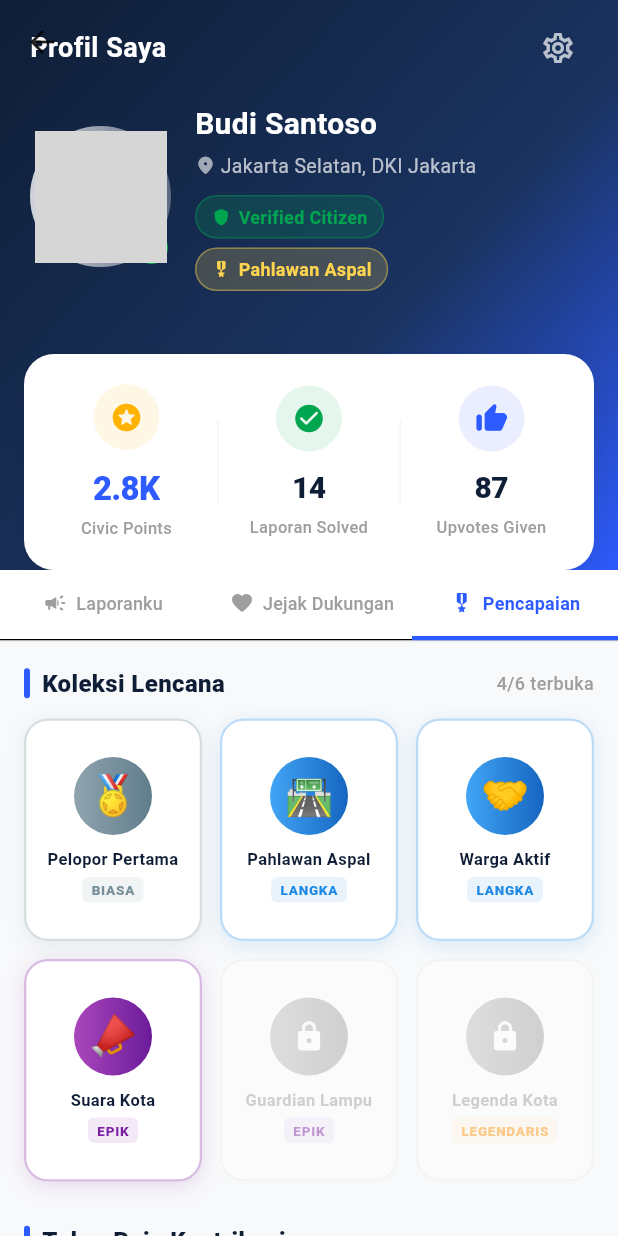
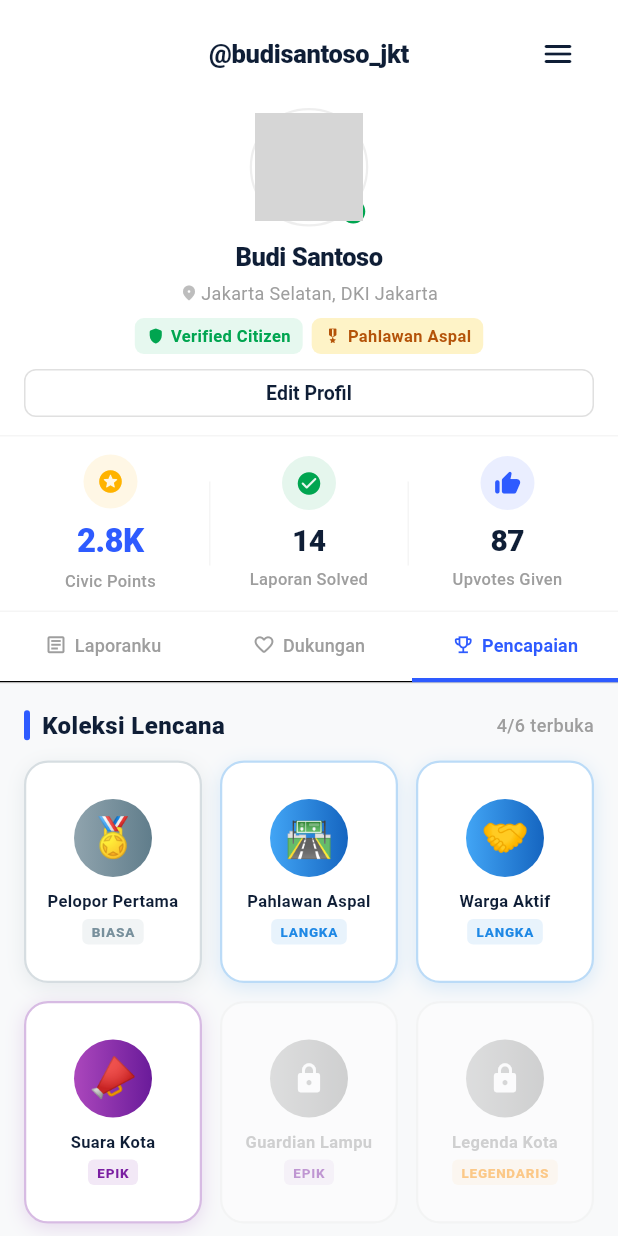
Before and after one commit to AbimanyuDA/Jagain, a Flutter app: the _ProfileView screen opened directly, tab 3 chosen, on a phone screen of 412 x 824 dp. Run offline on Flutter 3.47's test engine with Material 3 defaults, Android fonts, the phone set to English and light mode, and no system bars; our stand-ins replace cloud_firestore, equatable, firebase_auth, firebase_core, flutter_bloc, flutter_dotenv and 1 more; accounts and stored records are empty; network calls fail; grey boxes are pictures that could not be loaded.

Commit message:
fix: Profile for User

```diff
--- a/lib/features/feed/presentation/feed_screen.dart
+++ b/lib/features/feed/presentation/feed_screen.dart
@@ -22,15 +22,18 @@ class _FeedScreenState extends State<FeedScreen> {
     return BlocProvider(
       create: (context) => FeedBloc()..add(LoadFeed()),
       child: Scaffold(
-        appBar: AppBar(
+        appBar: _currentIndex == 3
+            ? null
+            : AppBar(
                 leading: IconButton(
                   icon: const Icon(Icons.menu, color: Color(0xFF0F1E36)),
                   onPressed: () {},
                 ),
+                automaticallyImplyLeading: false,
                 title: const Text(
                   'JAGAIN',
                   style: TextStyle(
-              color: Color(0xFF0F1E36), // Match mockup bold dark logo style
+                    color: Color(0xFF0F1E36),
                     fontWeight: FontWeight.w900,
                     fontSize: 22,
                     letterSpacing: 0.5,
--- a/lib/features/profile/domain/models/user_profile.dart
+++ b/lib/features/profile/domain/models/user_profile.dart
@@ -3,7 +3,8 @@
 
 class UserProfile {
   final String id;
-  final String displayName;
+  final String username;       // e.g. 'abimanyudans' (no spaces)
+  final String displayName;   // e.g. 'Budi Santoso'
   final String avatarUrl;
   final String domicile;
   final bool isVerifiedCitizen; // NIK verified
@@ -19,6 +20,7 @@ class UserProfile {
 
   const UserProfile({
     required this.id,
+    required this.username,
     required this.displayName,
     required this.avatarUrl,
     required this.domicile,
--- a/lib/features/profile/presentation/bloc/profile_bloc.dart
+++ b/lib/features/profile/presentation/bloc/profile_bloc.dart
@@ -7,6 +7,7 @@ class ProfileBloc extends Bloc<ProfileEvent, ProfileState> {
   // ── Mock Data (siap diganti Repository pattern nanti) ─────────────────────
   static final UserProfile _mockProfile = UserProfile(
     id: 'user_001',
+    username: 'budisantoso_jkt',
     displayName: 'Budi Santoso',
     avatarUrl:
         'https://images.unsplash.com/photo-1507003211169-0a1dd7228f2d?w=300',
@@ -237,6 +238,7 @@ class ProfileBloc extends Bloc<ProfileEvent, ProfileState> {
       // Update profile dengan poin baru
       final updatedProfile = UserProfile(
         id: currentState.profile.id,
+        username: currentState.profile.username,
         displayName: currentState.profile.displayName,
         avatarUrl: currentState.profile.avatarUrl,
         domicile: currentState.profile.domicile,
--- a/lib/features/profile/presentation/profile_screen.dart
+++ b/lib/features/profile/presentation/profile_screen.dart
@@ -40,9 +40,9 @@ class _ProfileViewState extends State<_ProfileView>
   late final TabController _tabController;
 
   static const List<_TabItem> _tabs = [
-    _TabItem(label: 'Laporanku', icon: Icons.campaign_rounded),
-    _TabItem(label: 'Jejak Dukungan', icon: Icons.favorite_rounded),
-    _TabItem(label: 'Pencapaian', icon: Icons.military_tech_rounded),
+    _TabItem(label: 'Laporanku', icon: Icons.article_outlined),
+    _TabItem(label: 'Dukungan', icon: Icons.favorite_outline_rounded),
+    _TabItem(label: 'Pencapaian', icon: Icons.emoji_events_outlined),
   ];
 
   @override
@@ -109,61 +109,28 @@ class _ProfileViewState extends State<_ProfileView>
           final profile = state.profile;
 
           return Scaffold(
-            backgroundColor: const Color(0xFFF8F9FA),
-            body: NestedScrollView(
+            backgroundColor: Colors.white,
+            body: SafeArea(
+              top: true,
+              bottom: false,
+              child: NestedScrollView(
                 headerSliverBuilder: (context, innerBoxIsScrolled) => [
-                // ── SliverAppBar: Header profil + Stats Card ─────────────
-                SliverAppBar(
-                  expandedHeight: 380,
-                  pinned: true,
-                  floating: false,
-                  backgroundColor: const Color(0xFF0F1E36),
-                  elevation: 0,
-                  // Title yang muncul saat header ter-collapse
-                  title: AnimatedOpacity(
-                    opacity: innerBoxIsScrolled ? 1.0 : 0.0,
-                    duration: const Duration(milliseconds: 200),
-                    child: Row(
+                  // ── Header: ProfileHeader + ImpactStatsCard dalam Column ──
+                  // Menggunakan SliverToBoxAdapter jauh lebih aman daripada
+                  // SliverAppBar+FlexibleSpaceBar untuk konten yang fixed-height.
+                  SliverToBoxAdapter(
+                    child: Column(
+                      mainAxisSize: MainAxisSize.min,
                       children: [
-                        CircleAvatar(
-                          radius: 16,
-                          backgroundImage: NetworkImage(profile.avatarUrl),
-                        ),
-                        const SizedBox(width: 10),
-                        Text(
-                          profile.displayName,
-                          style: const TextStyle(
-                            color: Colors.white,
-                            fontSize: 16,
-                            fontWeight: FontWeight.bold,
-                          ),
-                        ),
+                        // Gradient hero section
+                        ProfileHeader(profile: profile),
+                        // Stats card langsung di bawah gradient — no gap
+                        ImpactStatsCard(profile: profile),
                       ],
                     ),
                   ),
-                  flexibleSpace: FlexibleSpaceBar(
-                    // Gunakan ClampingScrollPhysics agar tidak ada efek parallax
-                    collapseMode: CollapseMode.pin,
-                    background: Stack(
-                      children: [
-                        // ── Layer 1: Gradient header mengisi full area ──
-                        Positioned.fill(
-                          child: ProfileHeader(profile: profile),
-                        ),
-                        // ── Layer 2: Stats card anchor di bagian bawah ──
-                        // Margin bottom memberi ruang agar card tidak terpotong
-                        Positioned(
-                          left: 0,
-                          right: 0,
-                          bottom: 0,
-                          child: ImpactStatsCard(profile: profile),
-                        ),
-                      ],
-                    ),
-                  ),
-                ),
 
-                // ── SliverPersistentHeader: Sticky Tab Bar ────────────────
+                  // ── Sticky Tab Bar ────────────────────────────────────────
                   SliverPersistentHeader(
                     pinned: true,
                     delegate: _StickyTabBarDelegate(
@@ -176,7 +143,9 @@ class _ProfileViewState extends State<_ProfileView>
                 ],
 
                 // ── Tab Content ───────────────────────────────────────────────
-              body: TabBarView(
+                body: Container(
+                  color: const Color(0xFFF8F9FA),
+                  child: TabBarView(
                     controller: _tabController,
                     children: [
                       MyReportsTab(reports: profile.myReports),
@@ -186,6 +155,8 @@ class _ProfileViewState extends State<_ProfileView>
                         availablePoints: profile.availablePointsForRedeem,
                       ),
                     ],
+                  ),
+                ),
               ),
             ),
           );
@@ -232,24 +203,27 @@ class _ProfileTabBar extends StatelessWidget {
             labelStyle: const TextStyle(
               fontSize: 12,
               fontWeight: FontWeight.w700,
-              letterSpacing: 0.2,
+              letterSpacing: 0.1,
             ),
             unselectedLabelStyle: const TextStyle(
               fontSize: 12,
               fontWeight: FontWeight.w500,
             ),
+            // Icon + text horizontal — label pendek agar tidak overflow
             tabs: tabs
-                .map((t) => Tab(
+                .map(
+                  (t) => Tab(
                     height: 44,
                     child: Row(
                       mainAxisSize: MainAxisSize.min,
                       children: [
-                          Icon(t.icon, size: 16),
-                          const SizedBox(width: 6),
+                        Icon(t.icon, size: 15),
+                        const SizedBox(width: 5),
                         Text(t.label),
                       ],
                     ),
-                    ))
+                  ),
+                )
                 .toList(),
           ),
           Divider(height: 1, color: Colors.grey.shade200),
--- a/lib/features/profile/presentation/widgets/impact_stats_card.dart
+++ b/lib/features/profile/presentation/widgets/impact_stats_card.dart
@@ -13,21 +13,16 @@ class ImpactStatsCard extends StatelessWidget {
   @override
   Widget build(BuildContext context) {
     return Container(
-      margin: const EdgeInsets.symmetric(horizontal: 16),
+      width: double.infinity,
       decoration: BoxDecoration(
         color: Colors.white,
-        borderRadius: BorderRadius.circular(20),
-        boxShadow: [
-          BoxShadow(
-            color: const Color(0xFF0F1E36).withAlpha(26),
-            blurRadius: 20,
-            offset: const Offset(0, 8),
-            spreadRadius: 0,
-          ),
-        ],
+        border: Border(
+          top: BorderSide(color: Colors.grey.shade100, width: 1),
+          bottom: BorderSide(color: Colors.grey.shade100, width: 1),
+        ),
       ),
       child: Padding(
-        padding: const EdgeInsets.symmetric(vertical: 20, horizontal: 8),
+        padding: const EdgeInsets.symmetric(vertical: 12, horizontal: 8),
         child: Row(
           children: [
             _StatColumn(
@@ -35,7 +30,7 @@ class ImpactStatsCard extends StatelessWidget {
               label: 'Civic Points',
               icon: Icons.stars_rounded,
               iconColor: const Color(0xFFFFB300),
-              valueColor: ProfileColors.navyDark,
+              valueColor: const Color(0xFF0F1E36),
               isHighlighted: true,
             ),
             _Divider(),
@@ -43,16 +38,16 @@ class ImpactStatsCard extends StatelessWidget {
               value: profile.reportsSolved.toString(),
               label: 'Laporan Solved',
               icon: Icons.check_circle_rounded,
-              iconColor: ProfileColors.statusSolved,
-              valueColor: ProfileColors.navyDark,
+              iconColor: const Color(0xFF00A550),
+              valueColor: const Color(0xFF0F1E36),
             ),
             _Divider(),
             _StatColumn(
               value: profile.upvotesGiven.toString(),
               label: 'Upvotes Given',
               icon: Icons.thumb_up_rounded,
-              iconColor: ProfileColors.primary,
-              valueColor: ProfileColors.navyDark,
+              iconColor: const Color(0xFF2E5BFF),
+              valueColor: const Color(0xFF0F1E36),
             ),
           ],
         ),
@@ -87,15 +82,15 @@ class _StatColumn extends StatelessWidget {
         children: [
           // Icon bubble
           Container(
-            width: 44,
-            height: 44,
+            width: 36,
+            height: 36,
             decoration: BoxDecoration(
               color: iconColor.withAlpha(26),
               shape: BoxShape.circle,
             ),
-            child: Icon(icon, color: iconColor, size: 22),
+            child: Icon(icon, color: iconColor, size: 18),
           ),
-          const SizedBox(height: 10),
+          const SizedBox(height: 6),
 
           // Value
           Text(
--- a/lib/features/profile/presentation/widgets/profile_header.dart
+++ b/lib/features/profile/presentation/widgets/profile_header.dart
@@ -1,8 +1,7 @@
 import 'package:flutter/material.dart';
 import '../../domain/models/user_profile.dart';
 
-/// ProfileHeader — menampilkan avatar, nama, domisili, badge verifikasi,
-/// dan title gamifikasi pengguna. Ini adalah komponen kredibilitas utama.
+/// ProfileHeader — compact, no top bar (username sudah ada di AppBar).
 class ProfileHeader extends StatelessWidget {
   final UserProfile profile;
 
@@ -12,77 +11,64 @@ class ProfileHeader extends StatelessWidget {
   Widget build(BuildContext context) {
     return Container(
       width: double.infinity,
-      height: double.infinity,
-      decoration: const BoxDecoration(
-        gradient: LinearGradient(
-          begin: Alignment.topLeft,
-          end: Alignment.bottomRight,
-          colors: [Color(0xFF0F1E36), Color(0xFF1A3360), Color(0xFF2E5BFF)],
-          stops: [0.0, 0.6, 1.0],
-        ),
-      ),
-      child: SafeArea(
-        bottom: false,
+      color: Colors.white,
       child: Padding(
-          // bottom: 120 memberi ruang untuk ImpactStatsCard (tinggi ~110px) yang
-          // di-overlay di bagian bawah Stack oleh profile_screen
-          padding: const EdgeInsets.fromLTRB(20, 12, 20, 120),
+        padding: const EdgeInsets.fromLTRB(16, 12, 16, 12),
         child: Column(
+          crossAxisAlignment: CrossAxisAlignment.center,
           children: [
-              // ── Top bar: Pengaturan ──────────────────────────────────────
+            // ── Top Bar (Username & Menu) ──────────────────────────────────
             Row(
               mainAxisAlignment: MainAxisAlignment.spaceBetween,
               children: [
-                  const Text(
-                    'Profil Saya',
-                    style: TextStyle(
-                      color: Colors.white,
-                      fontWeight: FontWeight.bold,
-                      fontSize: 18,
-                      letterSpacing: 0.3,
+                const SizedBox(width: 48), // Menyeimbangkan icon menu di kanan agar username tetap center
+                Expanded(
+                  child: Text(
+                    '@${profile.username}',
+                    style: const TextStyle(
+                      color: Color(0xFF0F1E36),
+                      fontWeight: FontWeight.w800,
+                      fontSize: 17,
+                      letterSpacing: -0.2,
+                    ),
+                    textAlign: TextAlign.center,
                   ),
                 ),
                 IconButton(
+                  icon: const Icon(Icons.menu_rounded, color: Color(0xFF0F1E36)),
                   onPressed: () {},
-                    icon: const Icon(Icons.settings_outlined,
-                        color: Colors.white70),
-                    visualDensity: VisualDensity.compact,
+                  padding: EdgeInsets.zero,
+                  constraints: const BoxConstraints(),
                 ),
               ],
             ),
-              const SizedBox(height: 16),
+            const SizedBox(height: 12),
 
-              // ── Avatar + Identity ────────────────────────────────────────
-              Row(
-                crossAxisAlignment: CrossAxisAlignment.center,
-                children: [
-                  // Avatar dengan border premium
+            // ── Avatar center ──────────────────────────────────────────
             Stack(
+              alignment: Alignment.center,
               children: [
                 Container(
-                        padding: const EdgeInsets.all(3),
+                  padding: const EdgeInsets.all(2),
                   decoration: BoxDecoration(
                     shape: BoxShape.circle,
-                          gradient: LinearGradient(
-                            colors: [
-                              Colors.white.withAlpha(204),
-                              Colors.white.withAlpha(77),
-                            ],
+                    border: Border.all(
+                      color: Colors.grey.shade200,
+                      width: 1.5,
                     ),
                   ),
                   child: CircleAvatar(
-                          radius: 44,
-                          backgroundColor: Colors.white24,
+                    radius: 36,
+                    backgroundColor: Colors.grey.shade100,
                     backgroundImage: NetworkImage(profile.avatarUrl),
                   ),
                 ),
-                      // Verified badge overlay
                 if (profile.isVerifiedCitizen)
                   Positioned(
                     bottom: 2,
                     right: 2,
                     child: Container(
-                            padding: const EdgeInsets.all(3),
+                      padding: const EdgeInsets.all(2),
                       decoration: const BoxDecoration(
                         color: Color(0xFF00A550),
                         shape: BoxShape.circle,
@@ -90,85 +76,98 @@ class ProfileHeader extends StatelessWidget {
                       child: const Icon(
                         Icons.verified_rounded,
                         color: Colors.white,
-                              size: 16,
+                        size: 12,
                       ),
                     ),
                   ),
               ],
             ),
-                  const SizedBox(width: 16),
+            const SizedBox(height: 8),
 
-                  // Nama, lokasi, badges
-                  Expanded(
-                    child: Column(
-                      crossAxisAlignment: CrossAxisAlignment.start,
-                      children: [
-                        // Nama Pengguna
+            // ── Nama Lengkap ───────────────────────────────────────────
             Text(
               profile.displayName,
               style: const TextStyle(
-                            color: Colors.white,
-                            fontSize: 20,
-                            fontWeight: FontWeight.bold,
-                            letterSpacing: 0.2,
+                color: Color(0xFF0F1E36),
+                fontWeight: FontWeight.w800,
+                fontSize: 17,
+                letterSpacing: -0.3,
               ),
+              textAlign: TextAlign.center,
             ),
             const SizedBox(height: 4),
 
-                        // Lokasi Domisili
+            // ── Lokasi ─────────────────────────────────────────────────
             Row(
+              mainAxisAlignment: MainAxisAlignment.center,
+              mainAxisSize: MainAxisSize.min,
               children: [
-                            const Icon(Icons.location_on_rounded,
-                                size: 14, color: Colors.white60),
-                            const SizedBox(width: 3),
-                            Flexible(
-                              child: Text(
+                Icon(Icons.location_on_rounded,
+                    size: 12, color: Colors.grey.shade400),
+                const SizedBox(width: 2),
+                Text(
                   profile.domicile,
-                                style: const TextStyle(
-                                  color: Colors.white70,
-                                  fontSize: 13,
-                                ),
-                                overflow: TextOverflow.ellipsis,
+                  style: TextStyle(
+                    fontSize: 12,
+                    color: Colors.grey.shade500,
                   ),
                 ),
               ],
             ),
-                        const SizedBox(height: 10),
+            const SizedBox(height: 8),
 
-                        // Badge row: Verified Citizen + Gamification Title
+            // ── Badge chips ────────────────────────────────────────────
             Wrap(
-                          spacing: 8,
-                          runSpacing: 6,
+              alignment: WrapAlignment.center,
+              spacing: 6,
+              runSpacing: 4,
               children: [
                 if (profile.isVerifiedCitizen)
                   _BadgeChip(
                     label: 'Verified Citizen',
                     icon: Icons.shield_rounded,
                     color: const Color(0xFF00A550),
-                                bgColor: const Color(0x3300A550),
+                    bgColor: const Color(0xFFE6F8EF),
                   ),
                 _BadgeChip(
                   label: profile.gamificationTitle,
                   icon: Icons.military_tech_rounded,
-                              color: const Color(0xFFFFD54F),
-                              bgColor: const Color(0x33FFD54F),
+                  color: const Color(0xFFB45309),
+                  bgColor: const Color(0xFFFEF3C7),
                 ),
               ],
             ),
-                      ],
+            const SizedBox(height: 10),
+
+            // ── Edit Profil button ─────────────────────────────────────
+            SizedBox(
+              width: double.infinity,
+              height: 32,
+              child: OutlinedButton(
+                onPressed: () {},
+                style: OutlinedButton.styleFrom(
+                  side: BorderSide(color: Colors.grey.shade300, width: 1),
+                  foregroundColor: const Color(0xFF0F1E36),
+                  padding: EdgeInsets.zero,
+                  shape: RoundedRectangleBorder(
+                    borderRadius: BorderRadius.circular(8),
+                  ),
+                  textStyle: const TextStyle(
+                    fontSize: 13,
+                    fontWeight: FontWeight.w600,
+                  ),
+                ),
+                child: const Text('Edit Profil'),
               ),
             ),
           ],
-              ),
-            ],
-          ),
         ),
       ),
     );
   }
 }
 
-// ── Internal helper widget ────────────────────────────────────────────────────
+// ── Badge Chip ─────────────────────────────────────────────────────────────────
 class _BadgeChip extends StatelessWidget {
   final String label;
   final IconData icon;
@@ -185,24 +184,22 @@ class _BadgeChip extends StatelessWidget {
   @override
   Widget build(BuildContext context) {
     return Container(
-      padding: const EdgeInsets.symmetric(horizontal: 10, vertical: 5),
+      padding: const EdgeInsets.symmetric(horizontal: 8, vertical: 4),
       decoration: BoxDecoration(
         color: bgColor,
-        borderRadius: BorderRadius.circular(20),
-        border: Border.all(color: color.withAlpha(102), width: 1),
+        borderRadius: BorderRadius.circular(6),
       ),
       child: Row(
         mainAxisSize: MainAxisSize.min,
         children: [
-          Icon(icon, size: 13, color: color),
-          const SizedBox(width: 5),
+          Icon(icon, size: 12, color: color),
+          const SizedBox(width: 4),
           Text(
             label,
             style: TextStyle(
               color: color,
-              fontSize: 12,
+              fontSize: 11,
               fontWeight: FontWeight.w700,
-              letterSpacing: 0.2,
             ),
           ),
         ],
```
Lines whose indentation alone changed are shown as unchanged.
